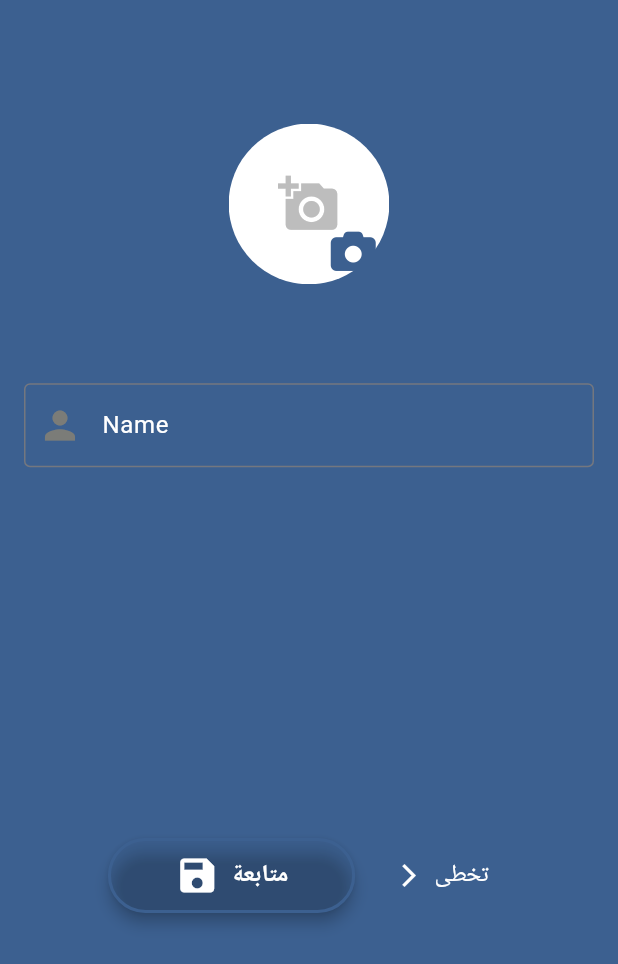
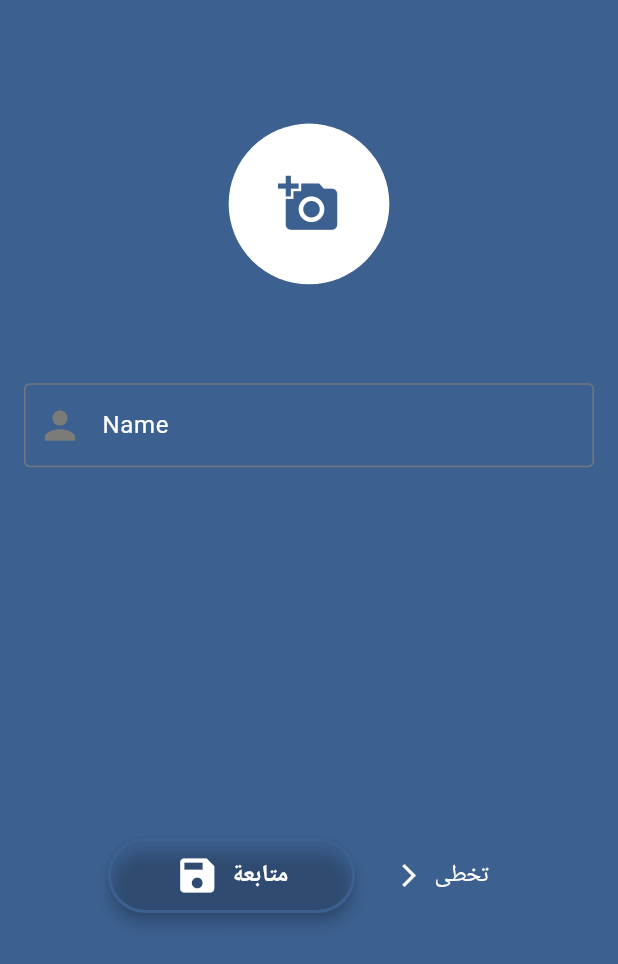
Before and after one commit to MohamedElkady0/chat, a Flutter app: the ScapePhoneAuth screen opened directly, on a phone screen of 412 x 824 dp. Shown: the top 964 px of the screen. Run offline on Flutter 3.47's test engine with Material 3 defaults, Android fonts, the phone set to English and light mode, and no system bars; our stand-ins replace bloc, cloud_firestore, connectivity_plus, firebase_auth, firebase_core, firebase_storage and 12 more; missing offline and left inert: firebase_app_check; accounts and stored records are empty; Roboto replaces fonts that are missing (Cairo).

Commit message:
Auth logic part four

```diff
--- a/lib/fetcher/domian/auth/auth_state.dart
+++ b/lib/fetcher/domian/auth/auth_state.dart
@@ -37,3 +37,5 @@ class AuthAuthenticated extends AuthState {}
 class AuthUnauthenticated extends AuthState {}
 
 class AuthCodeSentSuccess extends AuthState {}
+
+class AuthUpdateSuccess extends AuthState {}
--- a/lib/fetcher/presentation/views/auth/view/scape_phone_auth.dart
+++ b/lib/fetcher/presentation/views/auth/view/scape_phone_auth.dart
@@ -68,7 +68,6 @@ class _ScapePhoneAuthState extends State<ScapePhoneAuth> {
 
                             final authCubit = context.read<AuthCubit>();
                             authCubit.updateName(nameController.text);
-                            authCubit.updateImage(await authCubit.imageUrl());
 
                             if (!context.mounted) return;
 
--- a/lib/fetcher/presentation/views/auth/widget/image_auth.dart
+++ b/lib/fetcher/presentation/views/auth/widget/image_auth.dart
@@ -1,7 +1,6 @@
 import 'dart:io';
 import 'package:flutter/material.dart';
 import 'package:flutter_bloc/flutter_bloc.dart';
-import 'package:font_awesome_flutter/font_awesome_flutter.dart';
 import 'package:my_chat/core/config/config_app.dart';
 import 'package:my_chat/fetcher/domian/auth/auth_cubit.dart';
 
@@ -20,9 +19,7 @@ class ImageAuth extends StatelessWidget {
           imageFile = state.image;
         }
 
-        return Stack(
-          children: [
-            InkWell(
+        return InkWell(
           borderRadius: BorderRadius.circular(40),
           onTap: () {
             context.read<AuthCubit>().pickImage(title: 'Gallery');
@@ -31,32 +28,21 @@ class ImageAuth extends StatelessWidget {
             radius: width * 0.13,
             backgroundColor: Theme.of(context).colorScheme.onPrimary,
 
-                backgroundImage:
-                    imageFile != null ? FileImage(imageFile) : null,
+            backgroundImage: imageFile != null ? FileImage(imageFile) : null,
             child:
                 imageFile == null
-                        ? Icon(
+                    ? IconButton(
+                      onPressed: () {
+                        context.read<AuthCubit>().pickImage(title: 'Camera');
+                      },
+                      icon: Icon(
                         Icons.add_a_photo,
                         size: width * 0.1,
-                          color: Colors.grey[400],
+                        color: Theme.of(context).colorScheme.primary,
+                      ),
                     )
                     : null,
           ),
-            ),
-            Positioned(
-              bottom: -2,
-              right: 0,
-              child: IconButton(
-                icon: Icon(
-                  FontAwesomeIcons.camera,
-                  color: Theme.of(context).colorScheme.primary,
-                ),
-                onPressed: () {
-                  context.read<AuthCubit>().pickImage(title: 'Camera');
-                },
-              ),
-            ),
-          ],
         );
       },
     );
```
Also changed, not shown: lib/fetcher/domian/auth/auth_cubit.dart (+117 -106 lines). Lines whose indentation alone changed are shown as unchanged.
